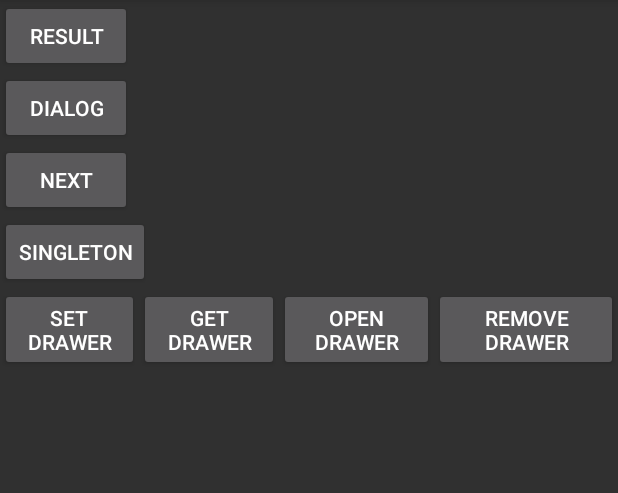
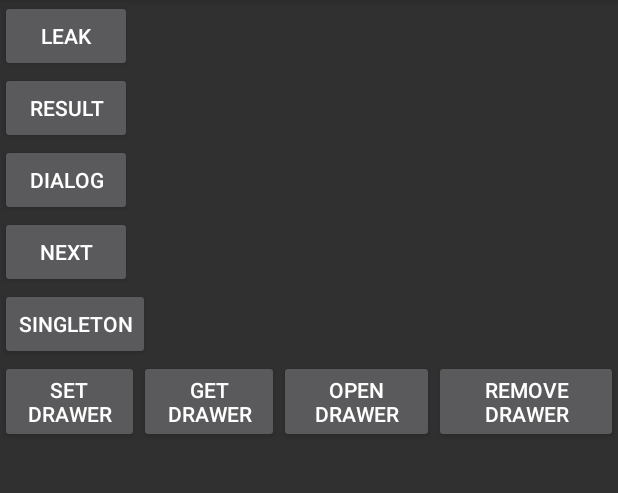
Before and after one commit to Cangol/Cangol-uiframe, an Android app: the fragment HomeFragment shown on its own in the app's theme, on a phone screen of 412 x 824 dp, the part 84-577 px from its top. Run offline under Robolectric (Android 15) with nearby library versions, the phone set to English and light mode, and no system bars; 21 statements that could not run were skipped.

Commit message:
add leak test

```diff
--- a/uiframe-demo/src/main/java/mobi/cangol/mobile/uiframe/demo/fragment/HomeFragment.java
+++ b/uiframe-demo/src/main/java/mobi/cangol/mobile/uiframe/demo/fragment/HomeFragment.java
@@ -70,18 +70,18 @@ public class HomeFragment extends BaseContentFragment {
     @Override
     protected void initViews(Bundle savedInstanceState) {
         this.setTitle(this.getClass().getSimpleName());
+        findViewById(R.id.button0).setOnClickListener(new OnClickListener() {
+            @Override
+            public void onClick(View v) {
+
+                replaceFragment(LeakFragment.class, "LeakFragment", null);
+            }
+
+        });
         findViewById(R.id.button1).setOnClickListener(new OnClickListener() {
             @Override
             public void onClick(View v) {
-
-                postRunnable(new StaticInnerRunnable() {
-                    @Override
-                    public void run() {
-                        Log.d(""+this);
-                        SystemClock.sleep(10000);
-                    }
-                });
-                //replaceFragmentForResult(ResultFragment.class, "ResultFragment", null, 1);
+                replaceFragmentForResult(ResultFragment.class, "ResultFragment", null, 1);
             }
 
         });
--- a/uiframe-demo/src/main/res/layout/fragment_home.xml
+++ b/uiframe-demo/src/main/res/layout/fragment_home.xml
@@ -2,7 +2,11 @@
     android:layout_width="match_parent"
     android:layout_height="match_parent"
     android:orientation="vertical">
-
+    <Button
+        android:id="@+id/button0"
+        android:layout_width="wrap_content"
+        android:layout_height="wrap_content"
+        android:text="Leak" />
     <Button
         android:id="@+id/button1"
         android:layout_width="wrap_content"
--- a/uiframe/build.gradle
+++ b/uiframe/build.gradle
@@ -9,7 +9,7 @@ apply from: '../config/quality.gradle'
 dependencies {
     compile fileTree(include: '*.jar', dir: 'libs')
     compile 'mobi.cangol.mobile:actionbar:[1.0.13,)@aar'
-    compile 'mobi.cangol.mobile:appcore:[1.1.7,)@aar'
+    compile 'mobi.cangol.mobile:appcore:[1.1.9,)@aar'
 
     compile 'com.android.support:support-fragment:[25.0.0,)'
     compile 'com.android.support:appcompat-v7:[25.0.0-alpha1,)'
```
Also changed, not shown: uiframe-demo/src/main/java/mobi/cangol/mobile/uiframe/demo/fragment/LeakFragment.java (added, +85 -0 lines).
